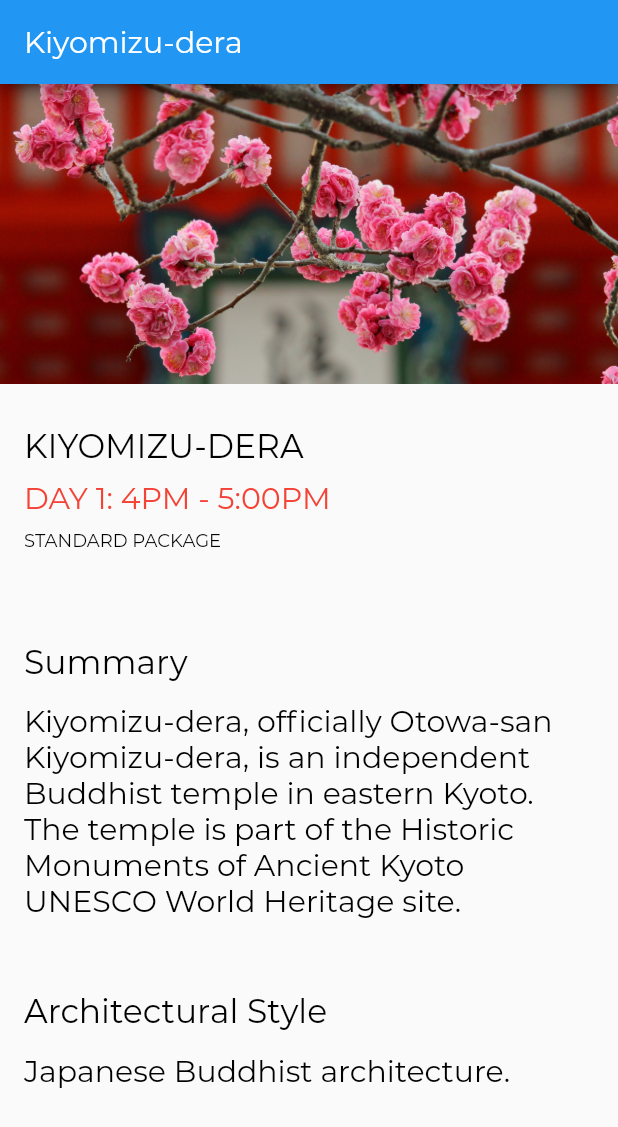
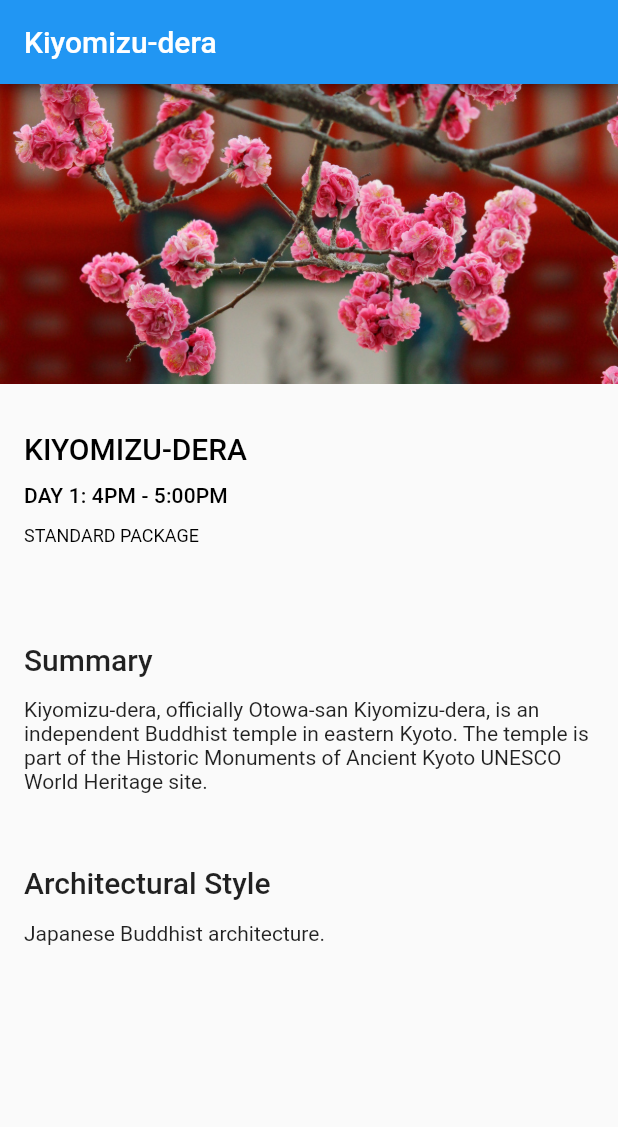
Before and after one commit to Arijit02/Flutter-Basics, a Flutter app: the screen it shows after launch, after a tap on "KIYOMIZU-DERA", on a phone screen of 412 x 824 dp. Shown: the top 1127 px of the screen. Run offline on Flutter 3.47's test engine with Material 2 defaults, Android fonts, the phone set to English and light mode, and no system bars.

Commit message:
changes made to repair issue due to styles.dart

```diff
--- a/lib/screens/location_detail/location_detail.dart
+++ b/lib/screens/location_detail/location_detail.dart
@@ -3,7 +3,6 @@ import 'package:tourism_app/widgets/location_tile.dart';
 import '../../widgets/image_banner.dart';
 import 'text_section.dart';
 import '../../models/location.dart';
-import '../../styles.dart';
 
 class LocationDetail extends StatelessWidget {
   final int _locationID;
@@ -17,8 +16,8 @@ class LocationDetail extends StatelessWidget {
     return MaterialApp(
       home: Scaffold(
           appBar: AppBar(
-              title: Text(location.name),
-              textTheme: TextTheme(headline6: AppBarTextStyle)),
+            title: Text(location.name),
+          ),
           body: SingleChildScrollView(
             child: Column(
                 mainAxisAlignment: MainAxisAlignment.start,
--- a/lib/screens/location_detail/text_section.dart
+++ b/lib/screens/location_detail/text_section.dart
@@ -1,5 +1,4 @@
 import 'package:flutter/material.dart';
-import '../../styles.dart';
 
 class TextSection extends StatelessWidget {
   final String _title;
@@ -18,13 +17,13 @@ class TextSection extends StatelessWidget {
               padding: const EdgeInsets.fromLTRB(_hPad, 32.0, _hPad, 4.0),
               child: Text(
                 _title,
-                style: TitleTextStyle,
+                style: Theme.of(context).textTheme.headline6,
               )),
           Container(
             padding: const EdgeInsets.fromLTRB(_hPad, 10.0, _hPad, _hPad),
             child: Text(
               _body,
-              style: BodyTextStyle,
+              style: Theme.of(context).textTheme.bodyText2,
             ),
           )
         ]);
--- a/lib/screens/locations/locations.dart
+++ b/lib/screens/locations/locations.dart
@@ -1,9 +1,7 @@
 import 'package:flutter/material.dart';
 import 'package:tourism_app/main.dart';
-// import '../../main.dart';
 import '../../models/location.dart';
 import '../../widgets/image_banner.dart';
-import '../../styles.dart';
 import '../locations/tile_overlay.dart';
 
 class Locations extends StatelessWidget {
@@ -14,7 +12,6 @@ class Locations extends StatelessWidget {
     return Scaffold(
       appBar: AppBar(
         title: Text('Locations'),
-        textTheme: TextTheme(headline6: AppBarTextStyle),
       ),
       body: ListView.builder(
         itemCount: locations.length,
--- a/lib/widgets/location_tile.dart
+++ b/lib/widgets/location_tile.dart
@@ -25,15 +25,21 @@ class LocationTile extends StatelessWidget {
               location.name.toUpperCase(),
               overflow: TextOverflow.ellipsis,
               maxLines: 1,
-              style: TitleTextStyle.copyWith(color: textColor),
+              style: Theme.of(context)
+                  .textTheme
+                  .headline6
+                  .copyWith(color: textColor),
             ),
             Text(
               location.userItinerarySummary.toUpperCase(),
-              style: SubTitleTextStyle,
+              style: Theme.of(context).textTheme.subtitle2,
             ),
             Text(
               location.tourPackageName.toUpperCase(),
-              style: CaptionTextStyle.copyWith(color: textColor),
+              style: Theme.of(context)
+                  .textTheme
+                  .caption
+                  .copyWith(color: textColor),
             ),
           ]),
     );
```
